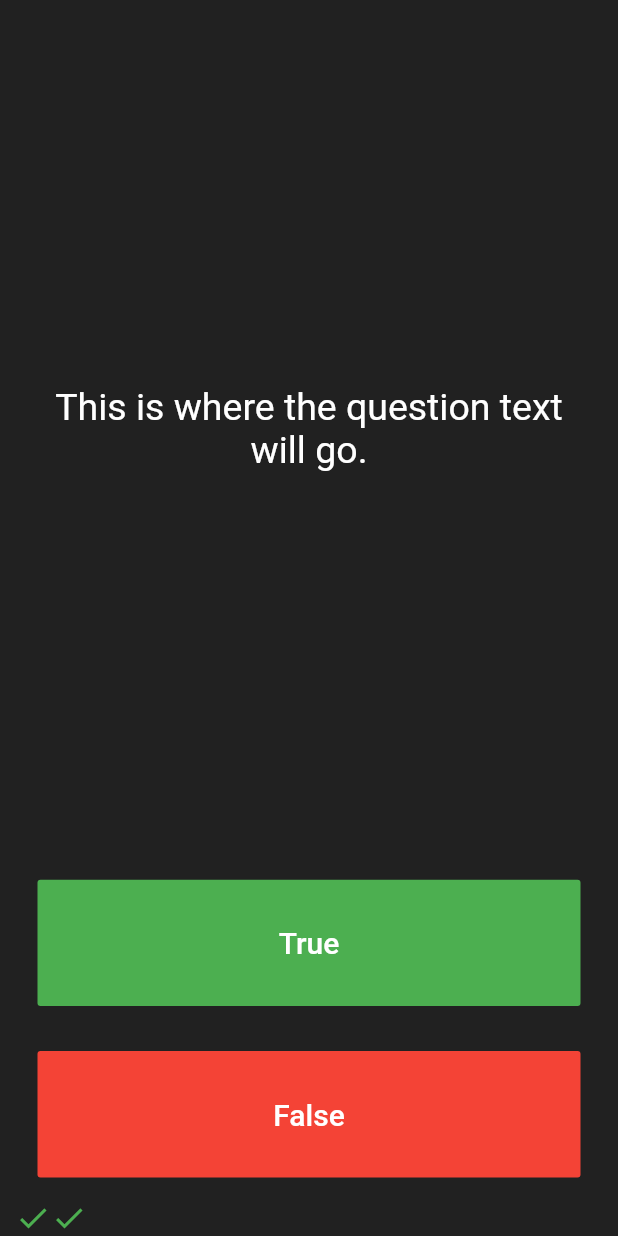
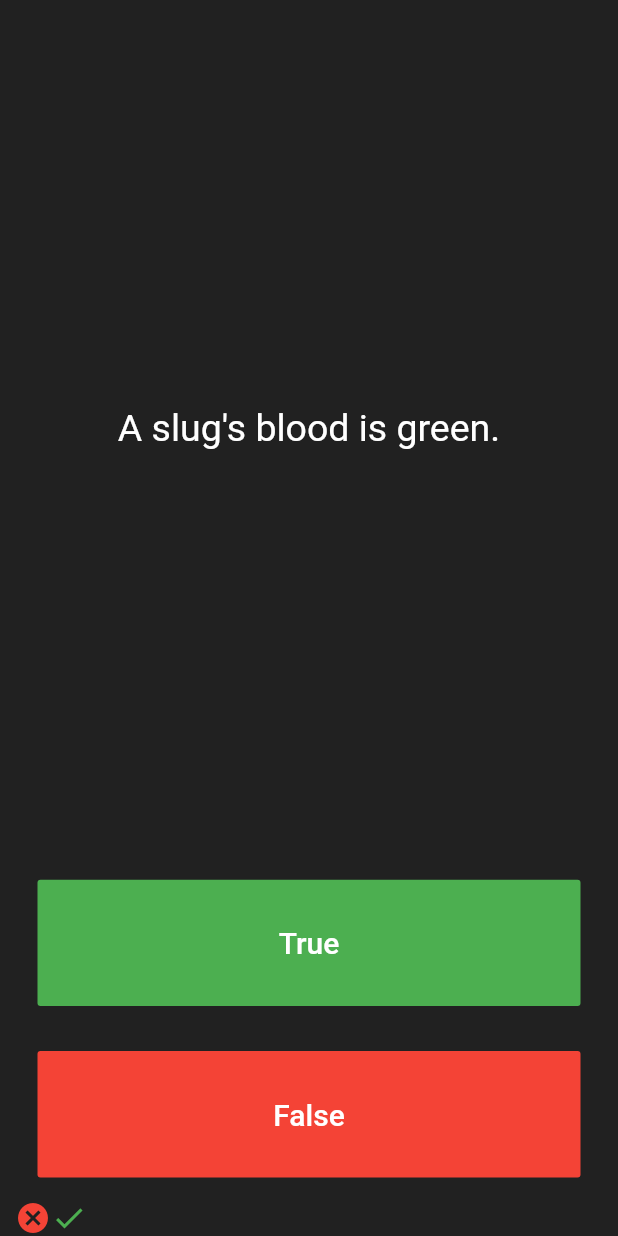
Before and after one commit to pelumy/Quizzler-App, a Flutter app: the screen it shows after launch, after a tap on "True", after a tap on "False", on a phone screen of 412 x 824 dp. Run offline on Flutter 3.47's test engine with Material 2 defaults, Android fonts, the phone set to English and light mode, and no system bars.

Commit message:
matched correct answers to questions using List

```diff
--- a/lib/main.dart
+++ b/lib/main.dart
@@ -26,12 +26,21 @@ class QuizPage extends StatefulWidget {
 
 class _QuizPageState extends State<QuizPage> {
 
-  List<Icon> scoreKeeper = [
-    Icon(
-        Icons.check,
-        color: Colors.green
-    ),
+  List<Icon> scoreKeeper = [];
+  List<String> questions = [
+    'You can lead a cow down stairs but not up stairs.',
+    'Approximately one quarter of human bones are in the feet.',
+    'A slug\'s blood is green.'
   ];
+  List<bool> answers = [false, true, true];
+
+  int questionNumber = 0;
+
+  void changeQuestionNumber() {
+    setState(() {
+      questionNumber++;
+    });
+  }
 
   @override
   Widget build(BuildContext context) {
@@ -45,7 +54,7 @@ class _QuizPageState extends State<QuizPage> {
             padding: EdgeInsets.all(10.0),
             child: Center(
               child: Text(
-                'This is where the question text will go.',
+                questions[questionNumber],
                 textAlign: TextAlign.center,
                 style: TextStyle(
                   fontSize: 25.0,
@@ -70,9 +79,17 @@ class _QuizPageState extends State<QuizPage> {
               ),
               onPressed: () {
                 //The user picked true.
-                setState(() {
-                  scoreKeeper.add(Icon(Icons.check, color: Colors.green,),);
-                });
+                bool correctAnswer = answers[questionNumber];
+                if (correctAnswer == true) {
+                  setState(() {
+                    scoreKeeper.add(Icon(Icons.check, color: Colors.green,),);
+                  });
+                } else{
+                  setState(() {
+                    scoreKeeper.add(Icon(Icons.cancel, color: Colors.red,),);
+                  });
+                }
+                changeQuestionNumber();
               },
             ),
           ),
@@ -91,6 +108,17 @@ class _QuizPageState extends State<QuizPage> {
               ),
               onPressed: () {
                 //The user picked false.
+                bool correctAnswer = answers[questionNumber];
+                if (correctAnswer == false) {
+                  setState(() {
+                    scoreKeeper.add(Icon(Icons.cancel, color: Colors.red,),);
+                  });
+                } else{
+                  setState(() {
+                    scoreKeeper.add(Icon(Icons.check, color: Colors.green,),);
+                  });
+                }
+                changeQuestionNumber();
               },
             ),
           ),
```
